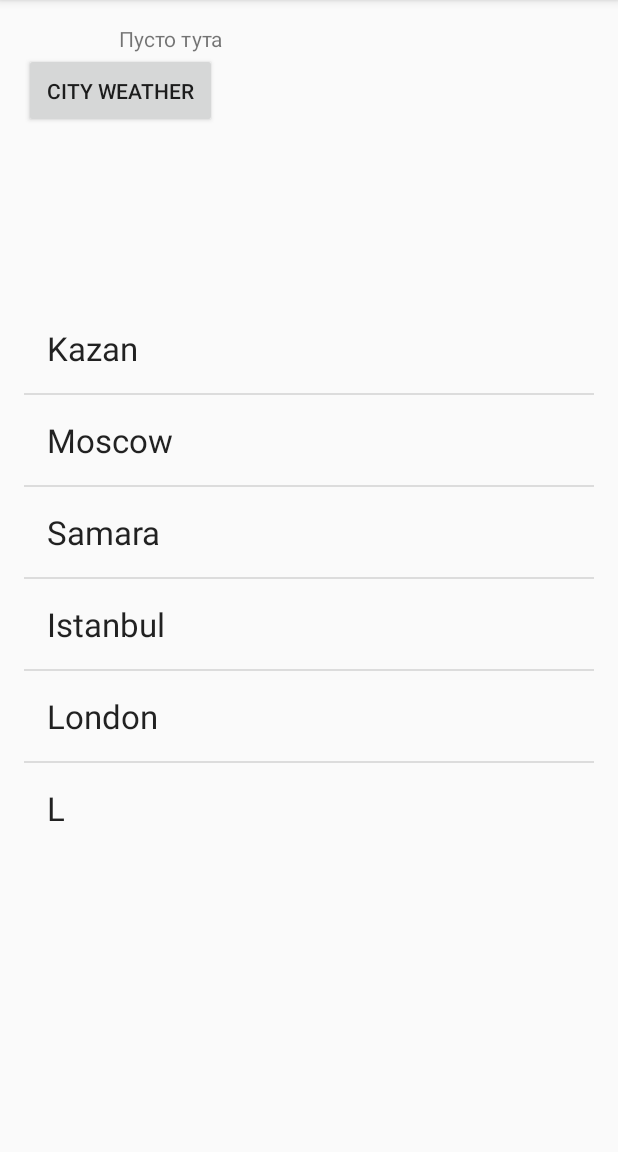
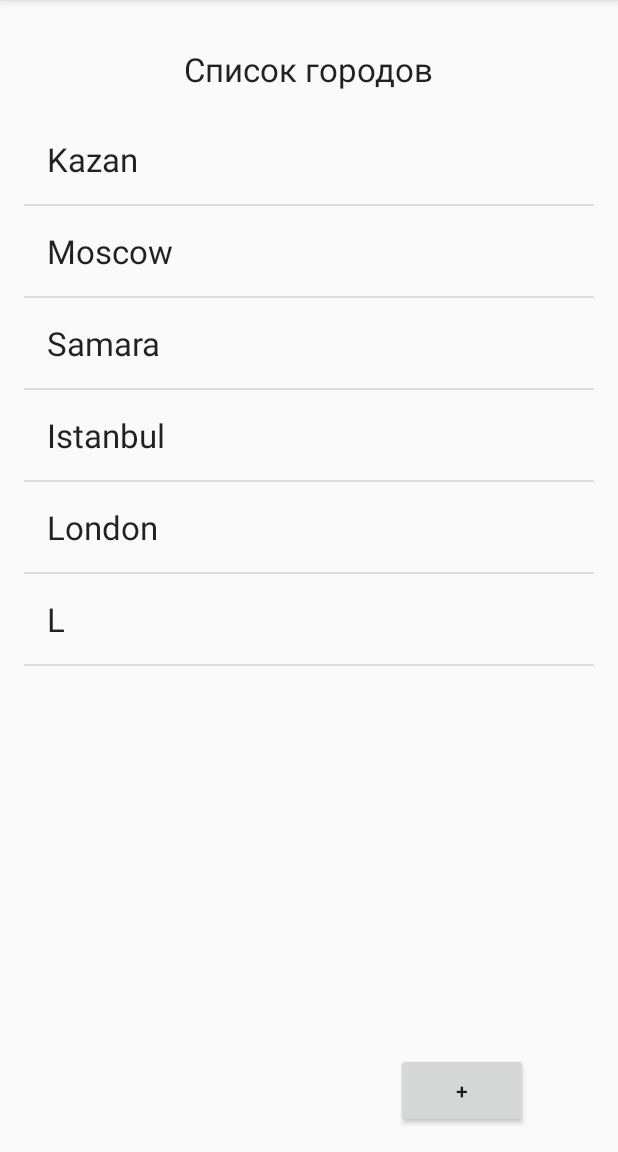
Before and after one commit to kaefik/an-wether-prj, an Android app: the screen it shows after launch (MainActivity), on a phone screen of 412 x 824 dp, the part 84-1236 px from its top. Run offline under Robolectric (Android 15) with nearby library versions, the phone set to English and light mode, and no system bars.

Commit message:
fix get http request

```diff
--- a/app/src/main/java/ru/kaefik/isaifutdinov/an_wether_prj/MainActivity.java
+++ b/app/src/main/java/ru/kaefik/isaifutdinov/an_wether_prj/MainActivity.java
@@ -147,4 +147,10 @@ public class MainActivity extends AppCompatActivity {
             Toast.makeText(this, "Error onActivityResult (закончился лимит или нет интернета) ", Toast.LENGTH_SHORT).show();
         }
     }
+
+// добавления нового города
+    public  void onClickAddCity(View v){
+
+    }
+
 }
--- a/app/src/main/java/ru/kaefik/isaifutdinov/an_wether_prj/city/CityModel.java
+++ b/app/src/main/java/ru/kaefik/isaifutdinov/an_wether_prj/city/CityModel.java
@@ -82,7 +82,7 @@ public class CityModel {
         //api.openweathermap.org/data/2.5/weather?q=London&APPID=9a4be4eeb7de3b88211989559a0849f7
 
 
-        String res = getHttpRequestFromUrl("http://api.openweathermap.org/data/2.5/weather?q=" + getName() + "&APPID=" + getMY_APPID());
+        String res = getHttpRequestFromUrl("http://api.openweathermap.org/data/2.5/weather?q=" + getName() + "&units=metric&APPID=" + getMY_APPID());
         if (res == null) {
             System.out.println("Ошибка загрузки");
         } else {
--- a/app/src/main/java/ru/kaefik/isaifutdinov/an_wether_prj/utils/DbDataCityWearhet.java
+++ b/app/src/main/java/ru/kaefik/isaifutdinov/an_wether_prj/utils/DbDataCityWearhet.java
@@ -1,11 +1,11 @@
 package ru.kaefik.isaifutdinov.an_wether_prj.utils;
 
-// БД SQLite для сохранения данных о погоде городов
-public class DbDataCityWearher {
-
-
-
-}
+//// БД SQLite для сохранения данных о погоде городов
+//public class DbDataCityWearher {
+//
+//
+//
+//}
 
 
 //public class DbOpenHelper extends SQLiteOpenHelper {
--- a/app/src/main/res/layout/activity_main.xml
+++ b/app/src/main/res/layout/activity_main.xml
@@ -14,30 +14,34 @@
         android:layout_width="wrap_content"
         android:layout_height="wrap_content"
         android:id="@+id/listView"
-        android:layout_alignParentTop="true"
+        android:choiceMode="singleChoice"
         android:layout_alignParentLeft="true"
         android:layout_alignParentStart="true"
-        android:layout_marginTop="186dp"
-        android:choiceMode="singleChoice"/>
+        android:layout_above="@+id/button"
+        android:layout_below="@+id/textView"
+        android:layout_alignParentRight="true"
+        android:layout_alignParentEnd="true" />
+
+    <Button
+        android:layout_width="wrap_content"
+        android:layout_height="wrap_content"
+        android:text="+"
+        android:id="@+id/button"
+        android:padding="15dp"
+        android:onClick="onClickAddCity"
+        android:layout_marginRight="44dp"
+        android:layout_marginEnd="44dp"
+        android:layout_alignParentBottom="true"
+        android:layout_alignRight="@+id/listView"
+        android:layout_alignEnd="@+id/listView" />
 
     <TextView
         android:layout_width="wrap_content"
         android:layout_height="wrap_content"
-        android:text="Пусто тута"
+        android:textAppearance="?android:attr/textAppearanceLarge"
+        android:text="Список городов"
         android:id="@+id/textView"
-        android:layout_alignParentLeft="true"
-        android:layout_alignParentStart="true"
-        android:layout_marginLeft="63dp"
-        android:layout_marginStart="63dp"/>
-
-    <Button
-        android:layout_width="wrap_content"
-        android:layout_height="wrap_content"
-        android:text="City Weather"
-        android:id="@+id/button"
-        android:layout_below="@+id/textView"
-        android:layout_alignParentLeft="true"
-        android:layout_alignParentStart="true"
-        android:padding="15dp"
-        android:onClick="getInfoWeatherCity" />
+        android:layout_alignParentTop="true"
+        android:layout_centerHorizontal="true"
+        android:padding="15dp" />
 </RelativeLayout>
```
